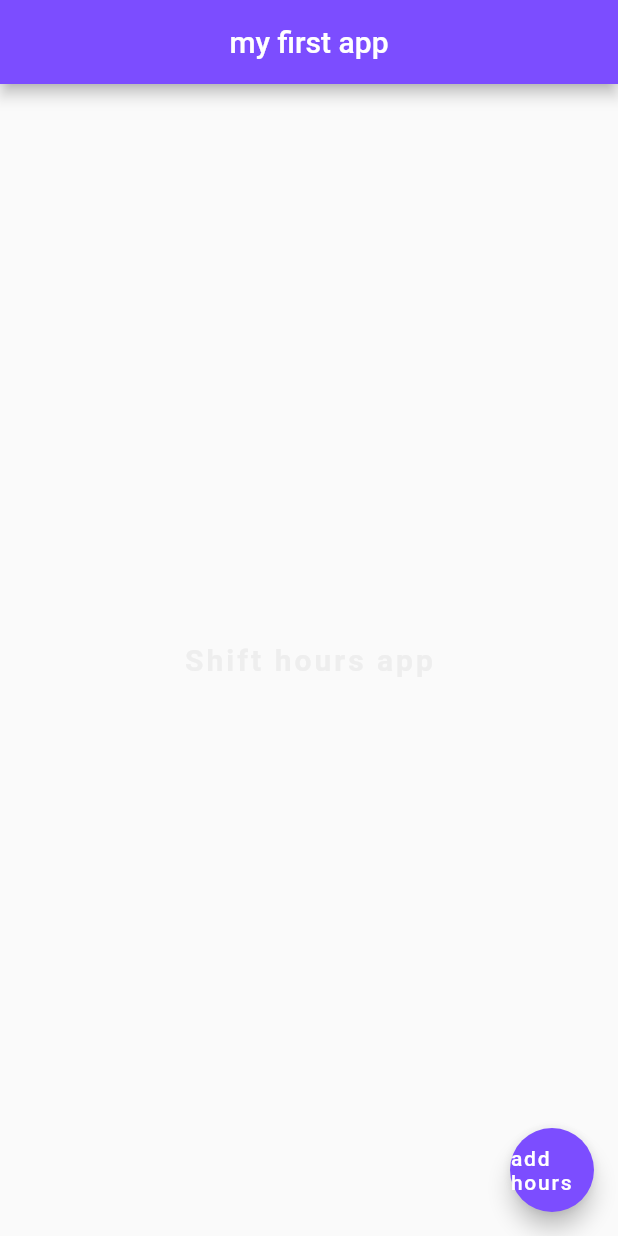
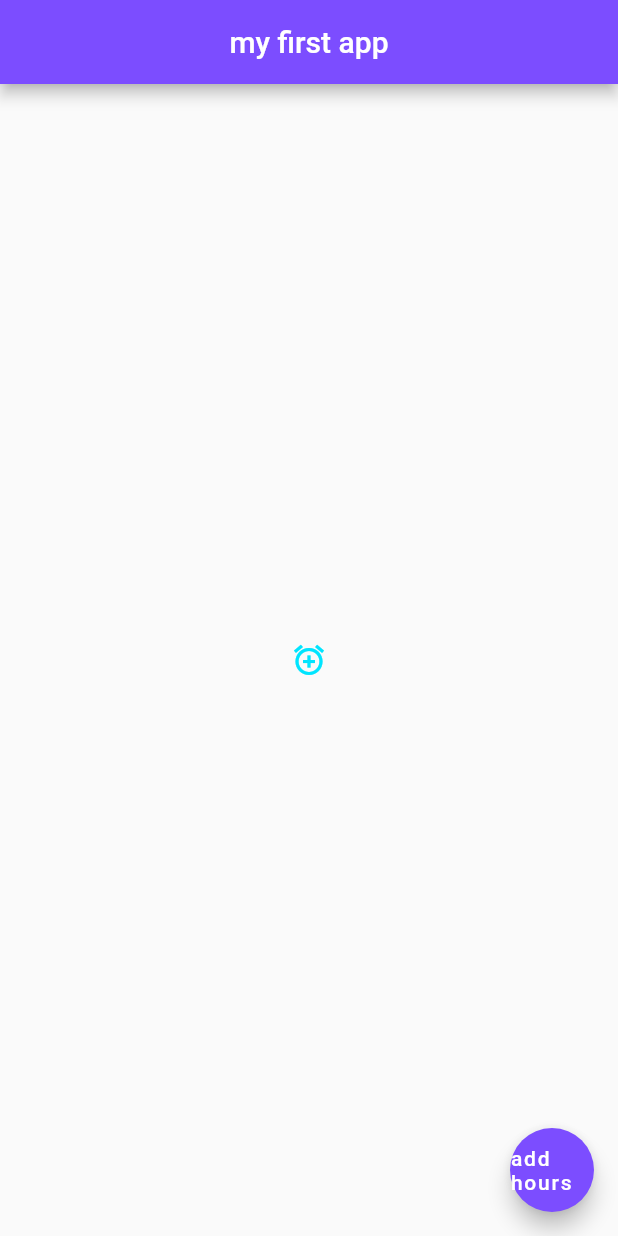
Before and after one commit to JPunch/ShiftHoursApp, a Flutter app: the screen it shows after launch, on a phone screen of 412 x 824 dp. Run offline on Flutter 3.47's test engine with Material 2 defaults, Android fonts, the phone set to English and light mode, and no system bars.

Commit message:
Baby steps

```diff
--- a/lib/main.dart
+++ b/lib/main.dart
@@ -11,23 +11,17 @@ class Home extends StatelessWidget {
       appBar: AppBar(
           title: Text("my first app"),
           centerTitle: true,
-          backgroundColor:  Colors.deepPurpleAccent[200]
-        ),
+          backgroundColor: Colors.deepPurpleAccent[200]),
       body: Center(
-          child: Text(
-              "Shift hours app",
-              style: TextStyle(
-              fontSize: 20,
-              fontWeight: FontWeight.bold,
-              letterSpacing: 2,
-              color: Colors.grey[200]
-          ),
+        child: Icon(
+          Icons.add_alarm,
+          color: Colors.cyanAccent[400],
         ),
       ),
       floatingActionButton: FloatingActionButton(
         onPressed: () {},
         child: Text("add hours"),
-    backgroundColor:  Colors.deepPurpleAccent[200],
+        backgroundColor: Colors.deepPurpleAccent[200],
       ),
     );
   }
```
Lines whose indentation alone changed are shown as unchanged.
